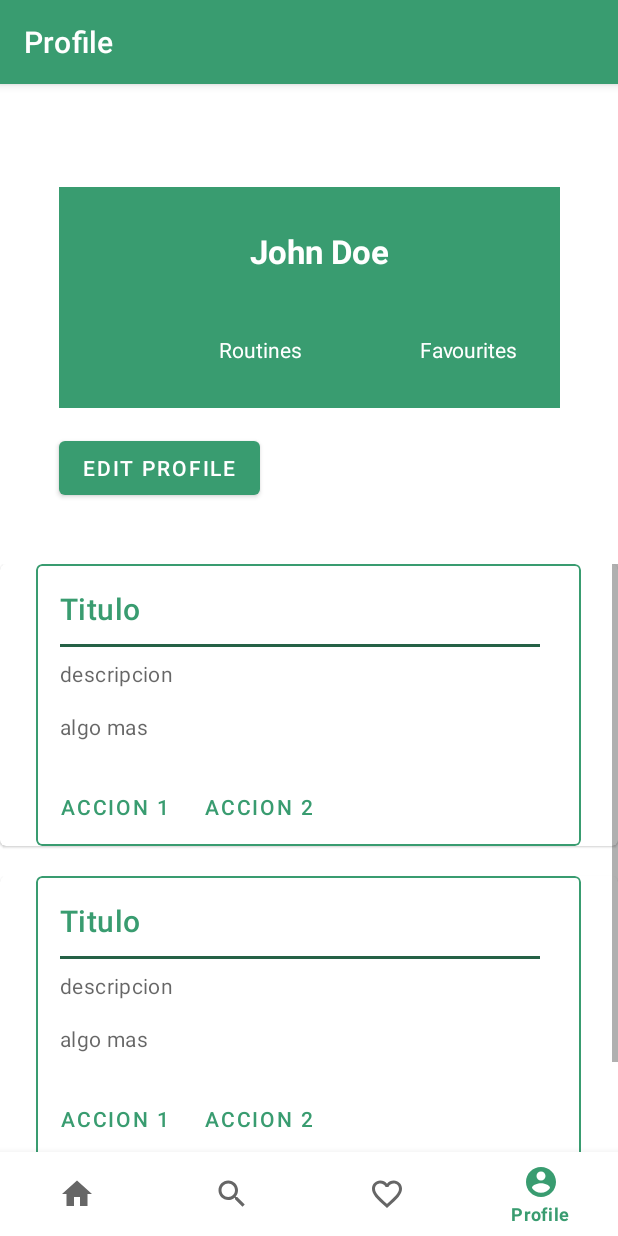
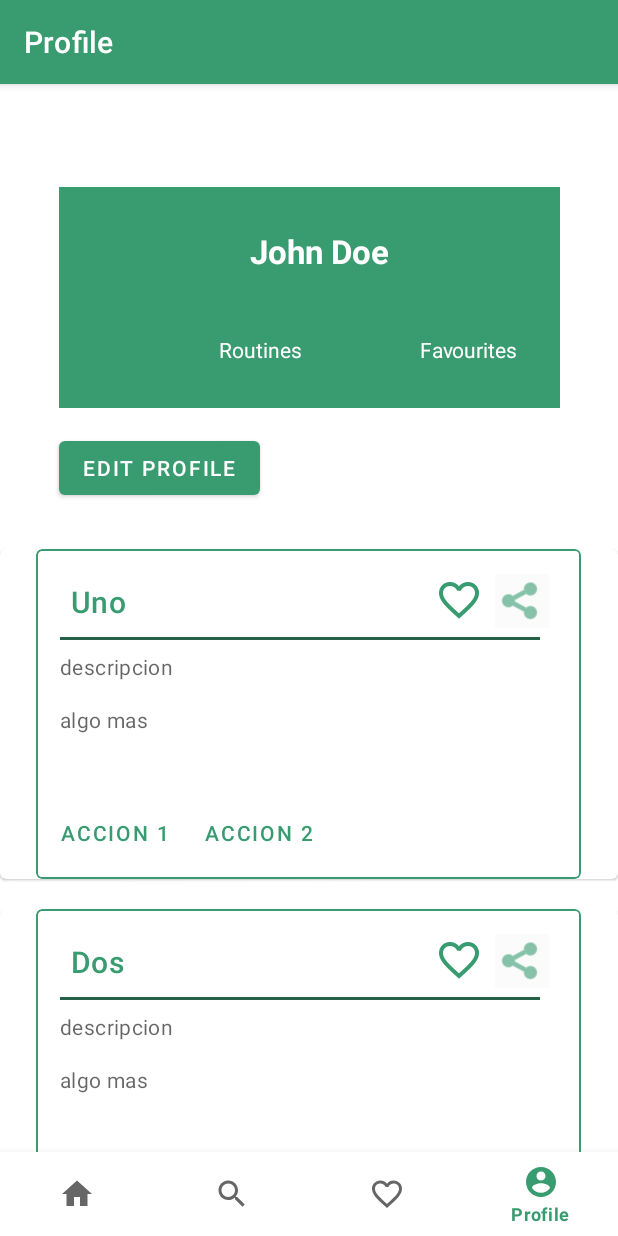
Before and after one commit to JuanOriana/fithub-mobile, an Android app: the ProfileFragment screen opened through its navigation route, on a phone screen of 412 x 824 dp. Run offline under Robolectric (Android 15) with nearby library versions, the phone set to English and light mode, and no system bars; our stand-ins replace navigation-ui.

Commit message:
New buttons

```diff
--- a/app/src/main/java/com/example/fithub_mobile/MainActivity.java
+++ b/app/src/main/java/com/example/fithub_mobile/MainActivity.java
@@ -33,7 +33,7 @@ public class MainActivity extends AppCompatActivity {
         // Passing each menu ID as a set of Ids because each
         // menu should be considered as top level destinations.
         AppBarConfiguration appBarConfiguration = new AppBarConfiguration.Builder(
-                R.id.navigation_home, R.id.navigation_search, R.id.navigation_profile, R.id.navigation_profile)
+                R.id.navigation_home, R.id.navigation_search, R.id.navigation_favorites, R.id.navigation_profile)
                 .build();
         NavController navController = Navigation.findNavController(this, R.id.nav_host_fragment);
         NavigationUI.setupActionBarWithNavController(this, navController, appBarConfiguration);
--- a/app/src/main/java/com/example/fithub_mobile/RoutineCard.java
+++ b/app/src/main/java/com/example/fithub_mobile/RoutineCard.java
@@ -1,15 +1,18 @@
 package com.example.fithub_mobile;
 
 import android.content.Context;
+import android.view.View;
+import android.widget.TextView;
 
 import com.google.android.material.card.MaterialCardView;
 
 public class RoutineCard extends MaterialCardView {
 
-
-    public RoutineCard(Context context) {
+    public RoutineCard(Context context, String title) {
         super(context);
         inflate(getContext(),R.layout.routine_card,this);
+        TextView text = findViewById(R.id.title_card);
+        text.setText(title);
     }
 
 }
--- a/app/src/main/java/com/example/fithub_mobile/ui/profile/ProfileFragment.java
+++ b/app/src/main/java/com/example/fithub_mobile/ui/profile/ProfileFragment.java
@@ -32,9 +32,10 @@ public class ProfileFragment extends Fragment {
         View root = inflater.inflate(R.layout.fragment_profile, container, false);
 
         cardContainer = root.findViewById(R.id.cardContainer);
-        cardContainer.addView(new RoutineCard(getActivity()));
-        cardContainer.addView(new RoutineCard(getActivity()));
-        cardContainer.addView(new RoutineCard(getActivity()));
+
+        cardContainer.addView(new RoutineCard(getActivity(),"Uno"));
+        cardContainer.addView(new RoutineCard(getActivity(),"Dos"));
+        cardContainer.addView(new RoutineCard(getActivity(),"Tres"));
 
         return root;
     }
--- /dev/null
+++ b/app/src/main/res/drawable/toggle_fav.xml
@@ -0,0 +1,10 @@
+<?xml version="1.0" encoding="utf-8"?>
+<selector xmlns:android="http://schemas.android.com/apk/res/android">
+    <!-- When selected -->
+    <item android:drawable="@drawable/fav_full"
+        android:state_checked="true" />
+    <!-- When not selected-->
+    <item android:drawable="@drawable/fav_empty"
+        android:state_checked="false"/>
+
+</selector>
--- a/app/src/main/res/layout/fragment_profile.xml
+++ b/app/src/main/res/layout/fragment_profile.xml
@@ -5,6 +5,7 @@
     android:layout_width="match_parent"
     android:layout_height="match_parent"
     tools:context=".ui.profile.ProfileFragment" >
+
 
     <androidx.constraintlayout.widget.ConstraintLayout
         android:id="@+id/userContainer"
@@ -76,27 +77,29 @@
         android:layout_marginTop="16dp"
         android:text="@string/edit_profile"
         app:layout_constraintStart_toStartOf="@+id/userContainer"
-        app:layout_constraintTop_toBottomOf="@+id/userContainer" />
+        app:layout_constraintTop_toBottomOf="@+id/userContainer"
+        />
 
-    <ScrollView
+    <androidx.core.widget.NestedScrollView
         android:layout_width="0dp"
         android:layout_height="0dp"
-        android:layout_marginTop="40dp"
+        android:layout_marginTop="30dp"
         app:layout_constraintBottom_toBottomOf="parent"
         app:layout_constraintEnd_toEndOf="parent"
-        app:layout_constraintHorizontal_bias="0.0"
         app:layout_constraintStart_toStartOf="parent"
-        app:layout_constraintTop_toBottomOf="@+id/button">
+        app:layout_constraintTop_toBottomOf="@+id/button"
+        app:layout_constraintVertical_bias="0.857">
 
         <LinearLayout
             android:id="@+id/cardContainer"
             android:layout_width="match_parent"
             android:layout_height="wrap_content"
+            android:layout_marginBottom="60dp"
+            android:divider="@drawable/divider"
+            android:gravity="center"
             android:orientation="vertical"
-            android:gravity="center"
-            android:divider="@drawable/divider"
-            android:showDividers="middle"/>
-    </ScrollView>
+            android:showDividers="middle" />
+    </androidx.core.widget.NestedScrollView>
 
 
 </androidx.constraintlayout.widget.ConstraintLayout>
--- a/app/src/main/res/layout/routine_card.xml
+++ b/app/src/main/res/layout/routine_card.xml
@@ -5,19 +5,19 @@
     xmlns:tools="http://schemas.android.com/tools"
     android:id="@+id/card"
     android:layout_width="363dp"
-    android:layout_height="188dp"
+    android:layout_height="220dp"
+    android:layout_gravity="center"
     android:layout_margin="0dp"
     app:cardElevation="0dp"
     app:strokeColor="@color/fithub_green"
     app:strokeWidth="1dp"
     tools:layout_editor_absoluteX="8dp"
-    tools:layout_editor_absoluteY="8dp"
-    android:layout_gravity = "center">
+    tools:layout_editor_absoluteY="8dp">
 
 
     <LinearLayout
         android:layout_width="match_parent"
-        android:layout_height="wrap_content"
+        android:layout_height="222dp"
         android:orientation="vertical">
 
         <!-- Media -->
@@ -25,23 +25,61 @@
         <!-- Buttons -->
         <LinearLayout
             android:layout_width="match_parent"
-            android:layout_height="wrap_content"
+            android:layout_height="157dp"
             android:orientation="vertical"
             android:padding="16dp">
 
             <!-- Title, secondary and supporting text -->
+            <androidx.constraintlayout.widget.ConstraintLayout
+                android:layout_width="match_parent"
+                android:layout_height="37dp">
+
                 <TextView
                     android:id="@+id/title_card"
                     android:layout_width="wrap_content"
                     android:layout_height="wrap_content"
                     android:text="Titulo"
                     android:textAppearance="?attr/textAppearanceHeadline6"
-                android:textColor="@color/fithub_green" />
+                    android:textColor="@color/fithub_green"
+                    app:layout_constraintBottom_toBottomOf="parent"
+                    app:layout_constraintEnd_toEndOf="parent"
+                    app:layout_constraintHorizontal_bias="0.025"
+                    app:layout_constraintStart_toStartOf="parent"
+                    app:layout_constraintTop_toTopOf="parent" />
+
+                <ImageButton
+                    android:id="@+id/imageButton3"
+                    android:layout_width="36dp"
+                    android:layout_height="36dp"
+                    android:layout_marginEnd="5dp"
+                    android:background="#FBFBFB"
+                    android:tint="@color/fithub_green"
+                    app:layout_constraintBottom_toBottomOf="parent"
+                    app:layout_constraintEnd_toEndOf="parent"
+                    app:layout_constraintTop_toTopOf="parent"
+                    app:srcCompat="@android:drawable/ic_menu_share" />
+
+                <ToggleButton
+                    android:id="@+id/toggleButton2"
+                    android:layout_width="32dp"
+                    android:layout_height="32dp"
+                    android:layout_marginEnd="8dp"
+                    android:background="@drawable/toggle_fav"
+                    android:backgroundTint="@color/fithub_green"
+                    android:text=""
+                    android:textOff=""
+                    android:textOn=""
+                    app:layout_constraintBottom_toBottomOf="parent"
+                    app:layout_constraintEnd_toStartOf="@+id/imageButton3"
+                    app:layout_constraintTop_toTopOf="parent"
+                    app:layout_constraintVertical_bias="0.4" />
+
+            </androidx.constraintlayout.widget.ConstraintLayout>
 
             <View
                 android:layout_width="320dp"
                 android:layout_height="2dp"
-                android:layout_marginTop="10dp"
+                android:layout_marginTop="5dp"
                 android:background="@color/fithub_green_darker" />
 
             <TextView
--- a/app/src/main/res/navigation/mobile_navigation.xml
+++ b/app/src/main/res/navigation/mobile_navigation.xml
@@ -19,7 +19,7 @@
     <fragment
         android:id="@+id/navigation_favorites"
         android:name="com.example.fithub_mobile.ui.favorites.FavoritesFragment"
-        android:label="@string/title_notifications"
+        android:label="@string/title_favorites"
         tools:layout="@layout/fragment_favorites" />
     <fragment
         android:id="@+id/navigation_profile"
--- a/app/src/main/res/values/strings.xml
+++ b/app/src/main/res/values/strings.xml
@@ -1,8 +1,6 @@
 <resources>
     <string name="app_name">fithub-mobile</string>
     <string name="title_home">Fithub</string>
-    <string name="title_dashboard">Dashboard</string>
-    <string name="title_notifications">Notifications</string>
     <string name="title_profile">Profile</string>
     <string name="emailInputHint">Escribe un mail valido</string>
     <string name="passwordInputHint">Escriba su contraseña</string>
```
Also changed, not shown: app/src/main/res/drawable/fav_empty.png (added), app/src/main/res/drawable/fav_full.png (added). Lines whose indentation alone changed are shown as unchanged.
